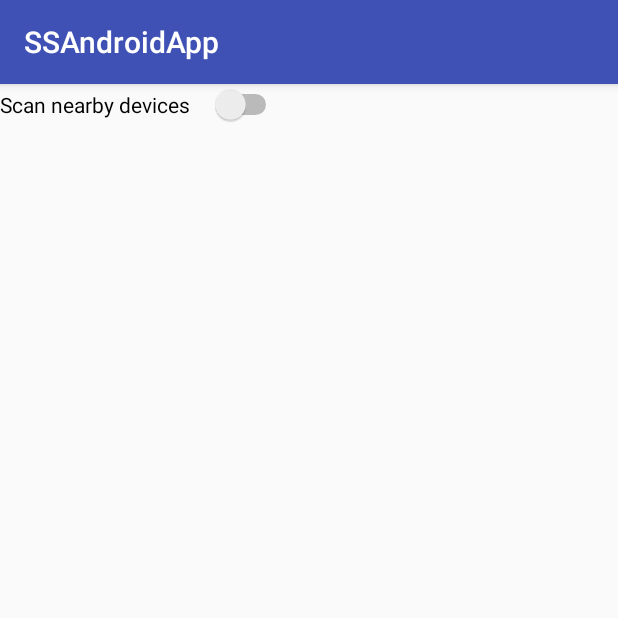
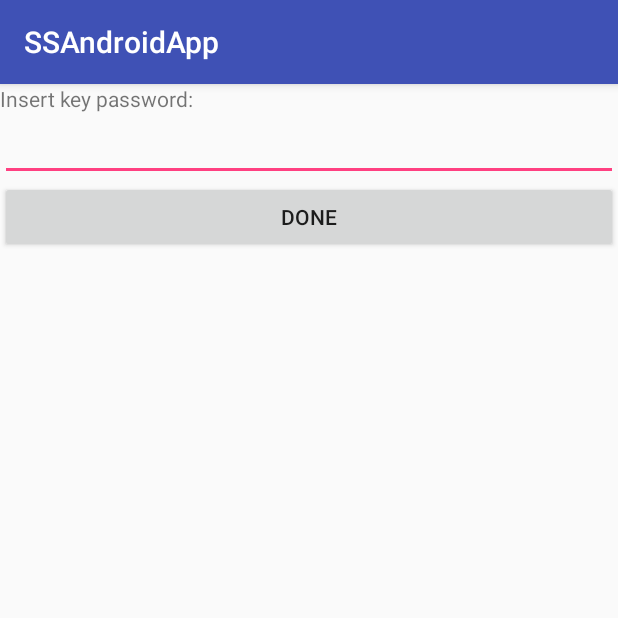
Before and after one commit to nuno-v-santos/S.A.T.A.N, an Android app: the screen it shows after launch (BluetoothActivity before the commit, PasswordActivity after it), after a tap on "PAIRING", on a phone screen of 412 x 824 dp, the top half of it. Run offline under Robolectric (Android 15) with nearby library versions, the phone set to English and light mode, and no system bars.

Commit message:
Added password activity
Password Activity receives a user password to use it to cypher the keys used in the algorithm. This password has to be inputted everytime the app needs to store or load a key.
ASSUMPTION: user always introduces correct password, else the decyphered keys will be wrong

```diff
--- a/Android/app/src/main/AndroidManifest.xml
+++ b/Android/app/src/main/AndroidManifest.xml
@@ -7,13 +7,13 @@
     <uses-permission android:name="android.permission.BLUETOOTH_ADMIN" />
 
     <application
+        android:name=".MyApplication"
         android:allowBackup="true"
         android:icon="@mipmap/ic_launcher"
         android:label="@string/app_name"
         android:roundIcon="@mipmap/ic_launcher_round"
         android:supportsRtl="true"
-        android:theme="@style/AppTheme"
-        android:name="pt.ulisboa.tecnico.sirs.ssandroidapp.MyApplication">
+        android:theme="@style/AppTheme">
         <activity android:name=".MainActivity">
             <intent-filter>
                 <action android:name="android.intent.action.MAIN" />
@@ -24,6 +24,7 @@
         <activity android:name=".QRScannerActivity" />
         <activity android:name=".BluetoothActivity" />
         <activity android:name=".KeyExchangeActivity" />
+        <activity android:name=".PasswordActivity"></activity>
     </application>
 
 </manifest>
--- a/Android/app/src/main/java/pt/ulisboa/tecnico/sirs/ssandroidapp/BluetoothActivity.java
+++ b/Android/app/src/main/java/pt/ulisboa/tecnico/sirs/ssandroidapp/BluetoothActivity.java
@@ -140,6 +140,7 @@ public class BluetoothActivity extends AppCompatActivity {
         if (connected) {
             Intent intent = new Intent(getBaseContext(), QRScannerActivity.class);
             intent.putExtra(Constants.COMPUTER_OBJ, pc);
+            intent.putExtra(Constants.PASSWORD_ID, getIntent().getStringExtra(Constants.PASSWORD_ID));
             MyApplication app = (MyApplication) getApplicationContext();
             app.setCommunicationInterface(btCommunication);
             startActivity(intent);
--- a/Android/app/src/main/java/pt/ulisboa/tecnico/sirs/ssandroidapp/Constants.java
+++ b/Android/app/src/main/java/pt/ulisboa/tecnico/sirs/ssandroidapp/Constants.java
@@ -15,4 +15,6 @@ public class Constants {
     public static final int RECEIVER_BUFFER_SIZE = 2048;
     public static final String RSA_PUBLIC_BEGIN = "-----BEGIN PUBLIC KEY-----";
     public static final String RSA_PUBLIC_END = "-----END PUBLIC KEY-----";
+    public static final String PASSWORD_ID = "pt.ulisboa.tecnico.sirs.ssandroidapp.password";
+    public static final String NEXT_CLASS_ID = "pt.ulisboa.tecnico.sirs.ssandroidapp.nextClass";
 }
--- a/Android/app/src/main/java/pt/ulisboa/tecnico/sirs/ssandroidapp/MainActivity.java
+++ b/Android/app/src/main/java/pt/ulisboa/tecnico/sirs/ssandroidapp/MainActivity.java
@@ -31,7 +31,10 @@ public class MainActivity extends AppCompatActivity {
     }
 
     public void changeActivity2BluetoothPair(View view) {
-        Intent intent = new Intent(this, BluetoothActivity.class);
+        Intent intent = new Intent(this, PasswordActivity.class);
+        String nextClassName = BluetoothActivity.class.getName();
+        intent.putExtra(Constants.NEXT_CLASS_ID, nextClassName);
+
         startActivity(intent);
     }
 
@@ -55,7 +58,10 @@ public class MainActivity extends AppCompatActivity {
     }
 
     public void changeActivity2Connection(View view){
-        Intent intent = new Intent(this, KeyExchangeActivity.class);
+        Intent intent = new Intent(this, PasswordActivity.class);
+        String nextClassName = KeyExchangeActivity.class.getName();
+        intent.putExtra(Constants.NEXT_CLASS_ID, nextClassName);
+
         startActivity(intent);
     }
 
--- /dev/null
+++ b/Android/app/src/main/java/pt/ulisboa/tecnico/sirs/ssandroidapp/PasswordActivity.java
@@ -0,0 +1,38 @@
+package pt.ulisboa.tecnico.sirs.ssandroidapp;
+
+import android.content.Intent;
+import android.support.v7.app.AppCompatActivity;
+import android.os.Bundle;
+import android.view.View;
+import android.widget.EditText;
+import android.widget.Toast;
+
+public class PasswordActivity extends AppCompatActivity { // User always introduces the correct password
+    String nextClassName;
+
+    @Override
+    protected void onCreate(Bundle savedInstanceState) {
+        super.onCreate(savedInstanceState);
+        setContentView(R.layout.activity_password);
+        nextClassName = getIntent().getStringExtra(Constants.NEXT_CLASS_ID);
+    }
+
+    public void sendPassword(View view) {
+        try {
+            EditText et = findViewById(R.id.passwordET);
+            String password = et.getText().toString();
+            if (password.trim().equals("")) {
+                Toast.makeText(getApplicationContext(), R.string.invalid_password, Toast.LENGTH_LONG).show();
+                return;
+            }
+
+            Class<?> nextActivity = Class.forName(nextClassName);
+            Intent intent = new Intent(this, nextActivity);
+
+            intent.putExtra(Constants.PASSWORD_ID, password);
+            startActivity(intent);
+        } catch (ClassNotFoundException cne) {
+            cne.printStackTrace();
+        }
+    }
+}
--- a/Android/app/src/main/java/pt/ulisboa/tecnico/sirs/ssandroidapp/QRScannerActivity.java
+++ b/Android/app/src/main/java/pt/ulisboa/tecnico/sirs/ssandroidapp/QRScannerActivity.java
@@ -10,6 +10,7 @@ import android.widget.Toast;
 
 import com.google.zxing.Result;
 
+import java.security.PublicKey;
 import java.sql.Connection;
 
 import me.dm7.barcodescanner.zxing.ZXingScannerView;
@@ -82,7 +83,7 @@ public class QRScannerActivity extends AppCompatActivity implements ZXingScanner
 
     public void changeActivityDone(View view) {
         try {
-            computer.setupPublicKey(this, qrMsg, Constants.SHARED_PREFERENCES_KEY); // FIXME ask user for a password to cypher/decypher the computers public key
+            computer.setupPublicKey(this, qrMsg, getIntent().getStringExtra(Constants.PASSWORD_ID));
         } catch (Exception e) { // invalid public key scanned, repeat
             Toast.makeText(getApplicationContext(), "Invalid public key scanned", Toast.LENGTH_LONG).show();
             retryQRScanner();
@@ -91,6 +92,7 @@ public class QRScannerActivity extends AppCompatActivity implements ZXingScanner
 
         Intent intent = new Intent(this, KeyExchangeActivity.class);
         intent.putExtra(Constants.COMPUTER_OBJ, computer);
+        intent.putExtra(Constants.PASSWORD_ID, getIntent().getStringExtra(Constants.PASSWORD_ID));
         startActivity(intent);
     }
 }
--- a/Android/app/src/main/java/pt/ulisboa/tecnico/sirs/ssandroidapp/Security/KeyManagementInterface.java
+++ b/Android/app/src/main/java/pt/ulisboa/tecnico/sirs/ssandroidapp/Security/KeyManagementInterface.java
@@ -10,6 +10,6 @@ import java.security.KeyPair;
 public interface KeyManagementInterface {
     Key createSymmetricKey(int keySize);
     KeyPair createAssymetricKeys(int keySize);
-    Key loadKey(String path);
-    void storeKey(Key key, String path);
+    Key loadKey(String path, String password);
+    void storeKey(Key key, String path, String password);
 }
--- /dev/null
+++ b/Android/app/src/main/res/layout/activity_password.xml
@@ -0,0 +1,33 @@
+<?xml version="1.0" encoding="utf-8"?>
+<LinearLayout xmlns:android="http://schemas.android.com/apk/res/android"
+    xmlns:app="http://schemas.android.com/apk/res-auto"
+    xmlns:tools="http://schemas.android.com/tools"
+    android:layout_width="match_parent"
+    android:layout_height="match_parent"
+    android:orientation="vertical"
+    tools:context="pt.ulisboa.tecnico.sirs.ssandroidapp.PasswordActivity">
+
+    <TextView
+        android:id="@+id/textView"
+        android:layout_width="match_parent"
+        android:layout_height="wrap_content"
+        android:text="Insert key password:" />
+
+    <EditText
+        android:id="@+id/passwordET"
+        android:layout_width="match_parent"
+        android:layout_height="wrap_content"
+        android:ems="10"
+        android:inputType="textPassword"
+        android:singleLine="true"
+        tools:layout_editor_absoluteX="0dp"
+        tools:layout_editor_absoluteY="44dp" />
+
+    <Button
+        android:id="@+id/doneButton"
+        android:layout_width="match_parent"
+        android:layout_height="wrap_content"
+        android:onClick="sendPassword"
+        android:text="Done" />
+
+</LinearLayout>
--- a/Android/app/src/main/res/values/strings.xml
+++ b/Android/app/src/main/res/values/strings.xml
@@ -7,4 +7,5 @@
     <string name="IOException_write_obj_error_msg">Could not save Computer obj...</string>
     <string name="no_current_computer">None</string>
     <string name="invalid_public_key">Error: Scanned code is not a public key.</string>
+    <string name="invalid_password">Error: Password cannot be empty.</string>
 </resources>
```
